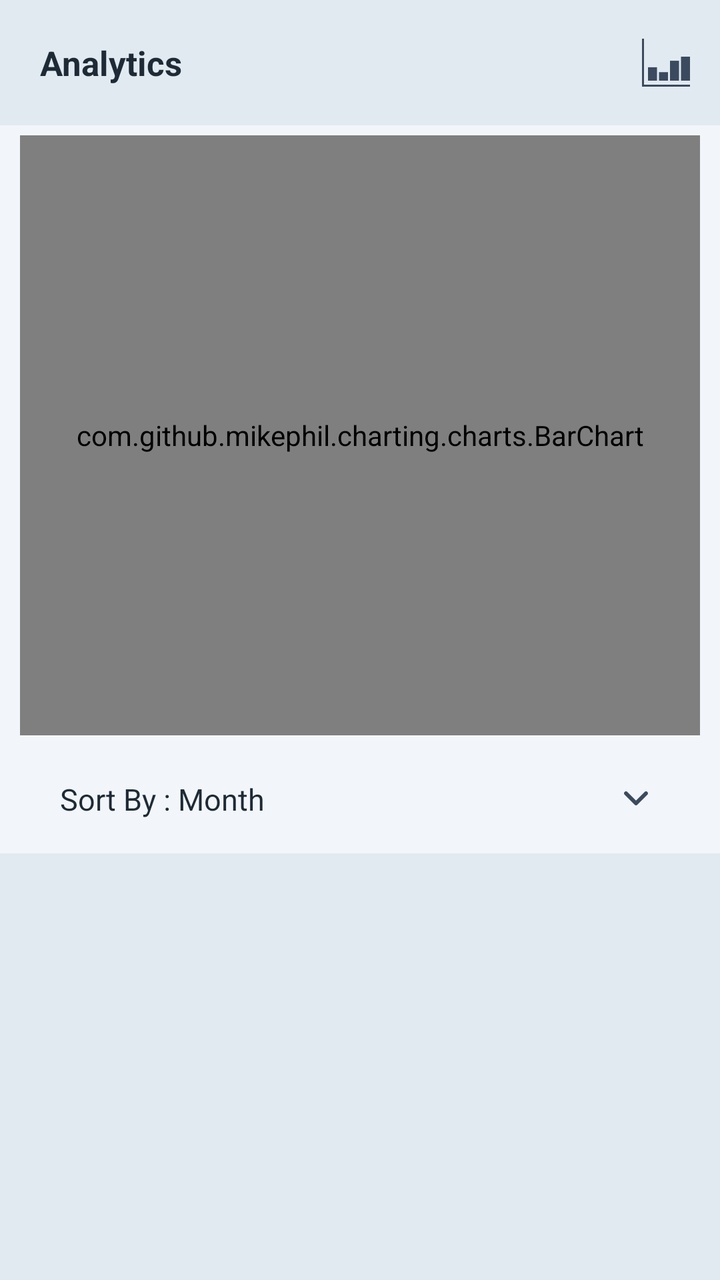
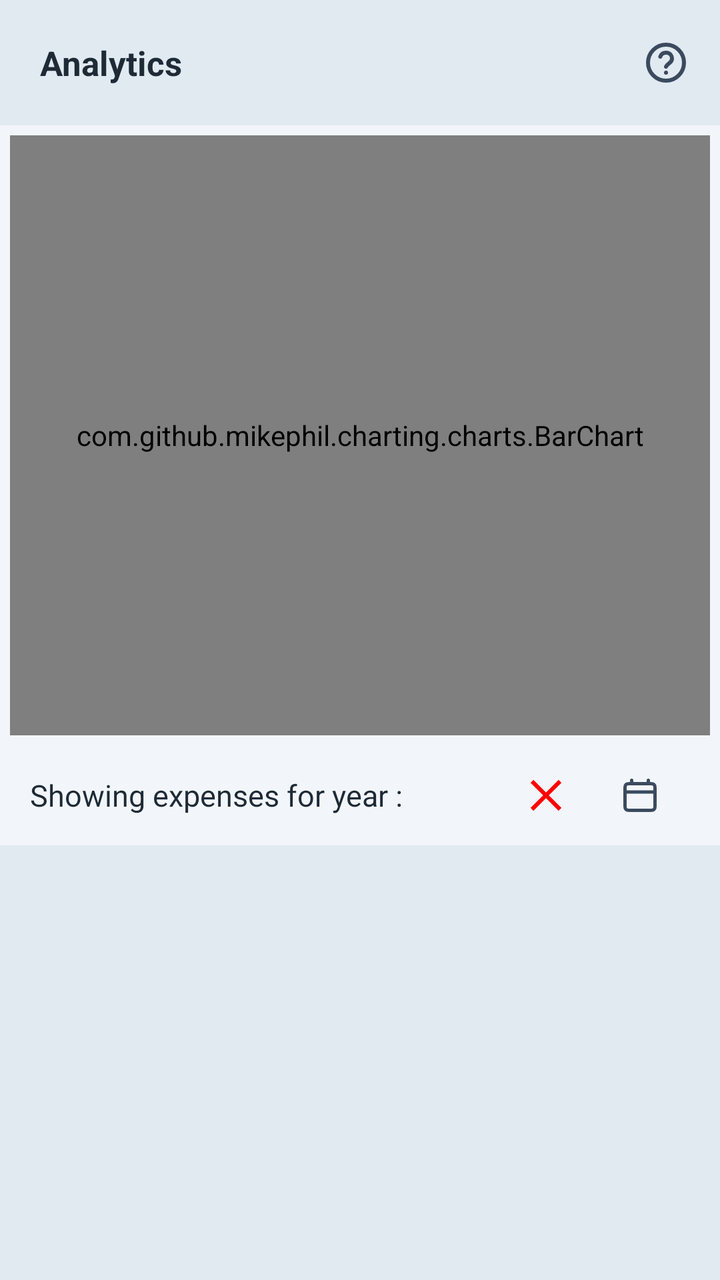

Compare the two renders of this Android layout. The source of the first and the diff that turns it into the second are given below.
<!-- AndroidManifest.xml: application theme Theme.GharKharch -->
<!-- res/layout/activity_analyse_expenses.xml -->
<?xml version="1.0" encoding="utf-8"?>
<LinearLayout xmlns:android="http://schemas.android.com/apk/res/android"
    xmlns:tools="http://schemas.android.com/tools"
    android:id="@+id/main"
    android:layout_width="match_parent"
    android:layout_height="match_parent"
    android:background="@color/backgroundColorVariant"
    android:fitsSystemWindows="true"
    android:orientation="vertical"
    tools:context=".Activities.AnalyseExpensesActivity">

    <FrameLayout
        android:layout_width="match_parent"
        android:layout_height="wrap_content"
        android:elevation="@dimen/titleBarsElevation">

        <TextView
            android:id="@+id/page_title"
            android:layout_width="match_parent"
            android:layout_height="wrap_content"
            android:padding="@dimen/padding_xlarge"
            android:text="Analytics"
            android:textColor="@color/primaryTextColor"
            android:textSize="@dimen/text_size_large"
            android:textStyle="bold" />

        <ImageView
            android:id="@+id/toggleChartType"
            android:layout_width="wrap_content"
            android:layout_height="wrap_content"
            android:layout_gravity="end|center"
            android:importantForAccessibility="no"
            android:padding="@dimen/padding_large"
            android:src="@drawable/bar_graph_icon" />

    </FrameLayout>

    <androidx.core.widget.NestedScrollView
        android:layout_width="match_parent"
        android:layout_height="wrap_content"
        android:background="@color/backgroundColor">

        <LinearLayout
            android:layout_width="match_parent"
            android:layout_height="wrap_content"
            android:orientation="vertical">

            <FrameLayout
                android:layout_width="match_parent"
                android:layout_height="300dp"
                android:layout_marginHorizontal="@dimen/margin_medium"
                android:layout_marginVertical="@dimen/margin_small">

                <com.github.mikephil.charting.charts.BarChart
                    android:id="@+id/barChart"
                    android:layout_width="match_parent"
                    android:layout_height="300dp" />

                <com.github.mikephil.charting.charts.PieChart
                    android:id="@+id/pieChart"
                    android:layout_width="match_parent"
                    android:layout_height="300dp"
                    android:visibility="gone" />

            </FrameLayout>

            <LinearLayout
                android:layout_width="match_parent"
                android:layout_height="wrap_content"
                android:layout_marginHorizontal="@dimen/margin_large"
                android:gravity="center"
                android:orientation="horizontal">

                <TextView
                    android:id="@+id/selectedSortBy"
                    android:layout_width="0dp"
                    android:layout_height="wrap_content"
                    android:layout_weight="1"
                    android:padding="@dimen/padding_large"
                    android:text="Sort By : Month"
                    android:textSize="@dimen/text_size_medium" />

                <ImageView
                    android:id="@+id/sortByDropdown"
                    android:layout_width="wrap_content"
                    android:layout_height="wrap_content"
                    android:layout_gravity="end|center"
                    android:importantForAccessibility="no"
                    android:padding="@dimen/padding_large"
                    android:src="@drawable/dropdown_arrow_icon" />

            </LinearLayout>

            <include layout="@layout/sort_filters_radio_group" />

            <androidx.recyclerview.widget.RecyclerView
                android:id="@+id/dataList"
                android:layout_width="match_parent"
                android:layout_height="wrap_content"
                android:nestedScrollingEnabled="true" />
        </LinearLayout>

    </androidx.core.widget.NestedScrollView>
</LinearLayout>
<!-- res/layout/sort_filters_radio_group.xml (included above) -->
<?xml version="1.0" encoding="utf-8"?>
<LinearLayout xmlns:android="http://schemas.android.com/apk/res/android"
    android:id="@+id/sortFiltersContainer"
    android:layout_width="match_parent"
    android:layout_height="wrap_content"
    android:layout_marginHorizontal="@dimen/margin_large"
    android:layout_marginVertical="@dimen/margin_small"
    android:background="@drawable/rounded_panel"
    android:backgroundTint="@color/secondaryColor"
    android:gravity="end"
    android:orientation="vertical"
    android:visibility="gone">

    <RadioGroup
        android:id="@+id/sortFiltersRadioGroup"
        android:layout_width="match_parent"
        android:layout_height="wrap_content">

        <RadioButton
            android:id="@+id/monthly"
            android:layout_width="match_parent"
            android:layout_height="wrap_content"
            android:layout_marginHorizontal="@dimen/margin_large"
            android:drawablePadding="@dimen/padding_large"
            android:padding="@dimen/padding_large"
            android:text="Sort By : Month"
            android:textSize="@dimen/text_size_medium" />

        <RadioButton
            android:id="@+id/dateWise"
            android:layout_width="match_parent"
            android:layout_height="wrap_content"
            android:layout_marginHorizontal="@dimen/margin_large"
            android:drawablePadding="@dimen/padding_large"
            android:padding="@dimen/padding_large"
            android:text="Sort By : Date"
            android:textSize="@dimen/text_size_medium" />
    </RadioGroup>

    <Button
        android:id="@+id/confirmSortFilter"
        android:layout_width="wrap_content"
        android:layout_height="wrap_content"
        android:layout_margin="@dimen/margin_medium"
        android:background="@drawable/rounded_panel"
        android:backgroundTint="@color/backgroundColorVariant"
        android:text="Ok" />

</LinearLayout>
<!-- resources referenced by this layout -->
<resources>
  <color name="backgroundColor">#F2F6FA</color>
  <color name="backgroundColorVariant">#E1EAF1</color>
  <color name="primaryTextColor">#1E2A36</color>
  <color name="secondaryColor">#8CA6C1</color>
  <dimen name="margin_large">15dp</dimen>
  <dimen name="margin_medium">10dp</dimen>
  <dimen name="margin_small">5dp</dimen>
  <dimen name="padding_large">15dp</dimen>
  <dimen name="padding_xlarge">20dp</dimen>
  <dimen name="text_size_large">17sp</dimen>
  <dimen name="text_size_medium">15sp</dimen>
  <dimen name="titleBarsElevation">5dp</dimen>
  <!-- drawable bar_graph_icon (drawable) -->
  <vector xmlns:android="http://schemas.android.com/apk/res/android"
      android:width="24dp"
      android:height="24dp"
      android:tint="@color/iconColor"
      android:viewportWidth="472.61"
      android:viewportHeight="472.61">
  
      <path
          android:fillColor="#000000"
          android:pathData="M19.69,452.92l0,-452.92l-19.69,0l0,472.61l472.61,0l0,-19.69z" />
  
      <path
          android:fillColor="#000000"
          android:pathData="M384,177.23h88.61v236.31h-88.61z" />
  
      <path
          android:fillColor="#000000"
          android:pathData="M275.69,217.3h88.61v196.23h-88.61z" />
  
      <path
          android:fillColor="#000000"
          android:pathData="M167.38,329.67h88.61v83.89h-88.61z" />
  
      <path
          android:fillColor="#000000"
          android:pathData="M59.08,281.52h88.61v132.04h-88.61z" />
  
  </vector>
  <!-- drawable dropdown_arrow_icon (drawable) -->
  <vector xmlns:android="http://schemas.android.com/apk/res/android"
      android:width="24dp"
      android:height="24dp"
      android:tint="@color/iconColor"
      android:viewportWidth="24"
      android:viewportHeight="24">
  
      <path
          android:fillColor="#000000"
          android:fillType="evenOdd"
          android:pathData="M12.707,14.707C12.317,15.098 11.683,15.098 11.293,14.707L6.293,9.707C5.902,9.317 5.902,8.683 6.293,8.293C6.683,7.902 7.317,7.902 7.707,8.293L12,12.586L16.293,8.293C16.683,7.902 17.317,7.902 17.707,8.293C18.098,8.683 18.098,9.317 17.707,9.707L12.707,14.707Z" />
  
  </vector>
  <!-- drawable rounded_panel (drawable) -->
  <?xml version="1.0" encoding="utf-8"?>
  <shape xmlns:android="http://schemas.android.com/apk/res/android"
      android:shape="rectangle">
      <corners android:radius="8dp" />
  </shape>
  <style name="Theme.GharKharch" parent="Base.Theme.GharKharch">
          <item name="colorPrimary">@color/backgroundColor</item>
          <item name="colorSecondary">@color/lGrey</item>
          
          <item name="colorOnSecondary">@color/primaryTextColor</item>
          <item name="colorOnPrimary">@color/primaryTextColor</item>
          
          <item name="android:textColor">@color/primaryTextColor</item>
          <item name="android:textColorPrimary">@color/primaryTextColor</item>
          <item name="android:textColorSecondary">@color/primaryTextColorVariant</item>
          
          <item name="android:statusBarColor">@color/backgroundColorVariant</item>
          <item name="android:navigationBarColor">@color/backgroundColorVariant</item>
          <item name="android:windowLightNavigationBar">true</item>
          <item name="android:windowLightStatusBar">true</item>
  
      </style>
  <color name="iconColor">#3B4A5E</color>
  <style name="Base.Theme.GharKharch" parent="Theme.Material3.DayNight.NoActionBar">
          
      </style>
  <color name="lGrey">#616161</color>
  <color name="primaryTextColorVariant">#5A6B7D</color>
</resources>

<!-- the commit's change to res/layout/activity_analyse_expenses.xml (unified diff, before → after) -->
@@ -31,7 +31,7 @@
             android:layout_gravity="end|center"
             android:importantForAccessibility="no"
             android:padding="@dimen/padding_large"
-            android:src="@drawable/bar_graph_icon" />
+            android:src="@drawable/help_icon" />
 
     </FrameLayout>
 
@@ -45,53 +45,45 @@
             android:layout_height="wrap_content"
             android:orientation="vertical">
 
-            <FrameLayout
+            <com.github.mikephil.charting.charts.BarChart
+                android:id="@+id/barChart"
                 android:layout_width="match_parent"
                 android:layout_height="300dp"
-                android:layout_marginHorizontal="@dimen/margin_medium"
-                android:layout_marginVertical="@dimen/margin_small">
-
-                <com.github.mikephil.charting.charts.BarChart
-                    android:id="@+id/barChart"
-                    android:layout_width="match_parent"
-                    android:layout_height="300dp" />
-
-                <com.github.mikephil.charting.charts.PieChart
-                    android:id="@+id/pieChart"
-                    android:layout_width="match_parent"
-                    android:layout_height="300dp"
-                    android:visibility="gone" />
-
-            </FrameLayout>
+                android:layout_margin="@dimen/margin_small" />
 
             <LinearLayout
                 android:layout_width="match_parent"
                 android:layout_height="wrap_content"
                 android:layout_marginHorizontal="@dimen/margin_large"
                 android:gravity="center"
-                android:orientation="horizontal">
+                android:orientation="horizontal"
+                tools:ignore="UseCompoundDrawables">
 
                 <TextView
                     android:id="@+id/selectedSortBy"
                     android:layout_width="0dp"
                     android:layout_height="wrap_content"
                     android:layout_weight="1"
-                    android:padding="@dimen/padding_large"
-                    android:text="Sort By : Month"
+                    android:text="Showing expenses for year : "
                     android:textSize="@dimen/text_size_medium" />
 
                 <ImageView
-                    android:id="@+id/sortByDropdown"
+                    android:id="@+id/remove_filters"
                     android:layout_width="wrap_content"
                     android:layout_height="wrap_content"
-                    android:layout_gravity="end|center"
+                    android:importantForAccessibility="no"
+                    android:padding="@dimen/padding_medium"
+                    android:src="@drawable/close_icon" />
+
+                <ImageView
+                    android:id="@+id/showYearPicker"
+                    android:layout_width="wrap_content"
+                    android:layout_height="wrap_content"
                     android:importantForAccessibility="no"
                     android:padding="@dimen/padding_large"
-                    android:src="@drawable/dropdown_arrow_icon" />
+                    android:src="@drawable/calendar_icon" />
 
             </LinearLayout>
-
-            <include layout="@layout/sort_filters_radio_group" />
 
             <androidx.recyclerview.widget.RecyclerView
                 android:id="@+id/dataList"
@@ -102,53 +94,3 @@
 
     </androidx.core.widget.NestedScrollView>
 </LinearLayout>
-<!-- res/layout/sort_filters_radio_group.xml (included above) -->
-<?xml version="1.0" encoding="utf-8"?>
-<LinearLayout xmlns:android="http://schemas.android.com/apk/res/android"
-    android:id="@+id/sortFiltersContainer"
-    android:layout_width="match_parent"
-    android:layout_height="wrap_content"
-    android:layout_marginHorizontal="@dimen/margin_large"
-    android:layout_marginVertical="@dimen/margin_small"
-    android:background="@drawable/rounded_panel"
-    android:backgroundTint="@color/secondaryColor"
-    android:gravity="end"
-    android:orientation="vertical"
-    android:visibility="gone">
-
-    <RadioGroup
-        android:id="@+id/sortFiltersRadioGroup"
-        android:layout_width="match_parent"
-        android:layout_height="wrap_content">
-
-        <RadioButton
-            android:id="@+id/monthly"
-            android:layout_width="match_parent"
-            android:layout_height="wrap_content"
-            android:layout_marginHorizontal="@dimen/margin_large"
-            android:drawablePadding="@dimen/padding_large"
-            android:padding="@dimen/padding_large"
-            android:text="Sort By : Month"
-            android:textSize="@dimen/text_size_medium" />
-
-        <RadioButton
-            android:id="@+id/dateWise"
-            android:layout_width="match_parent"
-            android:layout_height="wrap_content"
-            android:layout_marginHorizontal="@dimen/margin_large"
-            android:drawablePadding="@dimen/padding_large"
-            android:padding="@dimen/padding_large"
-            android:text="Sort By : Date"
-            android:textSize="@dimen/text_size_medium" />
-    </RadioGroup>
-
-    <Button
-        android:id="@+id/confirmSortFilter"
-        android:layout_width="wrap_content"
-        android:layout_height="wrap_content"
-        android:layout_margin="@dimen/margin_medium"
-        android:background="@drawable/rounded_panel"
-        android:backgroundTint="@color/backgroundColorVariant"
-        android:text="Ok" />
-
-</LinearLayout>
<!-- resource entries referenced after the edit -->
@@ -3,45 +3,48 @@
   <color name="backgroundColor">#F2F6FA</color>
   <color name="backgroundColorVariant">#E1EAF1</color>
   <color name="primaryTextColor">#1E2A36</color>
-  <color name="secondaryColor">#8CA6C1</color>
   <dimen name="margin_large">15dp</dimen>
-  <dimen name="margin_medium">10dp</dimen>
   <dimen name="margin_small">5dp</dimen>
   <dimen name="padding_large">15dp</dimen>
+  <dimen name="padding_medium">10dp</dimen>
   <dimen name="padding_xlarge">20dp</dimen>
   <dimen name="text_size_large">17sp</dimen>
   <dimen name="text_size_medium">15sp</dimen>
   <dimen name="titleBarsElevation">5dp</dimen>
-  <!-- drawable bar_graph_icon (drawable) -->
+  <!-- drawable calendar_icon (drawable) -->
+  <vector xmlns:android="http://schemas.android.com/apk/res/android"
+      android:width="20dp"
+      android:height="20dp"
+      android:tint="@color/iconColor"
+      android:viewportWidth="24"
+      android:viewportHeight="24">
+  
+      <path
+          android:fillColor="#00000000"
+          android:pathData="M3,10H21M7,3V5M17,3V5M6.2,21H17.8C18.92,21 19.48,21 19.908,20.782C20.284,20.59 20.59,20.284 20.782,19.908C21,19.48 21,18.92 21,17.8V8.2C21,7.08 21,6.52 20.782,6.092C20.59,5.716 20.284,5.41 19.908,5.218C19.48,5 18.92,5 17.8,5H6.2C5.08,5 4.52,5 4.092,5.218C3.716,5.41 3.41,5.716 3.218,6.092C3,6.52 3,7.08 3,8.2V17.8C3,18.92 3,19.48 3.218,19.908C3.41,20.284 3.716,20.59 4.092,20.782C4.52,21 5.08,21 6.2,21Z"
+          android:strokeWidth="2"
+          android:strokeColor="#000000"
+          android:strokeLineCap="round"
+          android:strokeLineJoin="round" />
+  
+  </vector>
+  <!-- drawable close_icon (drawable) -->
   <vector xmlns:android="http://schemas.android.com/apk/res/android"
       android:width="24dp"
       android:height="24dp"
-      android:tint="@color/iconColor"
-      android:viewportWidth="472.61"
-      android:viewportHeight="472.61">
+      android:tint="@color/red"
+      android:viewportWidth="512"
+      android:viewportHeight="512">
   
       <path
           android:fillColor="#000000"
-          android:pathData="M19.69,452.92l0,-452.92l-19.69,0l0,472.61l472.61,0l0,-19.69z" />
-  
-      <path
-          android:fillColor="#000000"
-          android:pathData="M384,177.23h88.61v236.31h-88.61z" />
-  
-      <path
-          android:fillColor="#000000"
-          android:pathData="M275.69,217.3h88.61v196.23h-88.61z" />
-  
-      <path
-          android:fillColor="#000000"
-          android:pathData="M167.38,329.67h88.61v83.89h-88.61z" />
-  
-      <path
-          android:fillColor="#000000"
-          android:pathData="M59.08,281.52h88.61v132.04h-88.61z" />
+          android:fillType="evenOdd"
+          android:pathData="M420.48,121.81l-30.29,-30.29l-134.19,134.4l-134.19,-134.4l-30.29,30.29l134.4,134.19l-134.4,134.19l30.29,30.29l134.19,-134.4l134.19,134.4l30.29,-30.29l-134.4,-134.19z"
+          android:strokeWidth="1"
+          android:strokeColor="#00000000" />
   
   </vector>
-  <!-- drawable dropdown_arrow_icon (drawable) -->
+  <!-- drawable help_icon (drawable) -->
   <vector xmlns:android="http://schemas.android.com/apk/res/android"
       android:width="24dp"
       android:height="24dp"
@@ -50,17 +53,14 @@
       android:viewportHeight="24">
   
       <path
-          android:fillColor="#000000"
-          android:fillType="evenOdd"
-          android:pathData="M12.707,14.707C12.317,15.098 11.683,15.098 11.293,14.707L6.293,9.707C5.902,9.317 5.902,8.683 6.293,8.293C6.683,7.902 7.317,7.902 7.707,8.293L12,12.586L16.293,8.293C16.683,7.902 17.317,7.902 17.707,8.293C18.098,8.683 18.098,9.317 17.707,9.707L12.707,14.707Z" />
+          android:fillColor="#00000000"
+          android:pathData="M12,17H12.01M12,14C12.891,12.094 15,12.234 15,10C15,8.5 14,7 12,7C10.452,7 9.503,7.898 9.153,9M12,21C16.971,21 21,16.971 21,12C21,7.029 16.971,3 12,3C7.029,3 3,7.029 3,12C3,16.971 7.029,21 12,21Z"
+          android:strokeWidth="2"
+          android:strokeColor="#000000"
+          android:strokeLineCap="round"
+          android:strokeLineJoin="round" />
   
   </vector>
-  <!-- drawable rounded_panel (drawable) -->
-  <?xml version="1.0" encoding="utf-8"?>
-  <shape xmlns:android="http://schemas.android.com/apk/res/android"
-      android:shape="rectangle">
-      <corners android:radius="8dp" />
-  </shape>
   <style name="Theme.GharKharch" parent="Base.Theme.GharKharch">
           <item name="colorPrimary">@color/backgroundColor</item>
           <item name="colorSecondary">@color/lGrey</item>
@@ -79,6 +79,7 @@
   
       </style>
   <color name="iconColor">#3B4A5E</color>
+  <color name="red">#FF0000</color>
   <style name="Base.Theme.GharKharch" parent="Theme.Material3.DayNight.NoActionBar">
           
       </style>
